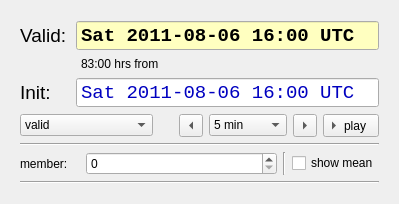
chrismile/met.3d, file src/gxfw/synccontrol.ui: the form before one commit.
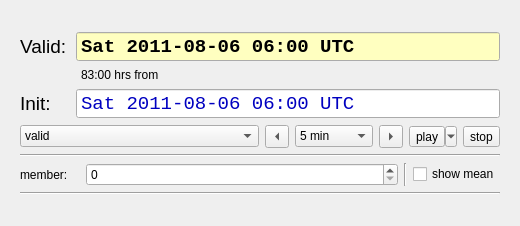
The form after the commit.

Commit message: sync control: time animation can now be customized; the user can control animation speed, range, direction and loop

The edit to the form file:
```diff
--- a/src/gxfw/synccontrol.ui
+++ b/src/gxfw/synccontrol.ui
@@ -6,8 +6,8 @@
    <rect>
     <x>0</x>
     <y>0</y>
-    <width>399</width>
-    <height>185</height>
+    <width>520</width>
+    <height>226</height>
    </rect>
   </property>
   <property name="sizePolicy">
@@ -132,7 +132,7 @@
           </property>
           <property name="dateTime">
            <datetime>
-            <hour>16</hour>
+            <hour>6</hour>
             <minute>0</minute>
             <second>0</second>
             <year>2011</year>
@@ -149,7 +149,7 @@
           </property>
           <property name="minimumDateTime">
            <datetime>
-            <hour>12</hour>
+            <hour>7</hour>
             <minute>0</minute>
             <second>0</second>
             <year>1999</year>
@@ -166,7 +166,7 @@
           </property>
           <property name="minimumTime">
            <time>
-            <hour>12</hour>
+            <hour>7</hour>
             <minute>0</minute>
             <second>0</second>
            </time>
@@ -314,7 +314,7 @@
           </property>
           <property name="dateTime">
            <datetime>
-            <hour>16</hour>
+            <hour>6</hour>
             <minute>0</minute>
             <second>0</second>
             <year>2011</year>
@@ -331,7 +331,7 @@
           </property>
           <property name="minimumDateTime">
            <datetime>
-            <hour>11</hour>
+            <hour>6</hour>
             <minute>0</minute>
             <second>0</second>
             <year>1999</year>
@@ -348,7 +348,7 @@
           </property>
           <property name="minimumTime">
            <time>
-            <hour>11</hour>
+            <hour>6</hour>
             <minute>0</minute>
             <second>0</second>
            </time>
@@ -391,22 +391,6 @@
           </item>
          </widget>
         </item>
-        <item>
-         <spacer name="horizontalSpacer_3">
-          <property name="orientation">
-           <enum>Qt::Horizontal</enum>
-          </property>
-          <property name="sizeType">
-           <enum>QSizePolicy::Minimum</enum>
-          </property>
-          <property name="sizeHint" stdset="0">
-           <size>
-            <width>20</width>
-            <height>20</height>
-           </size>
-          </property>
-         </spacer>
-        </item>
         <item>
          <widget class="QToolButton" name="timeBackwardButton">
           <property name="toolTip">
@@ -517,11 +501,27 @@
           <property name="checkable">
            <bool>true</bool>
           </property>
+          <property name="popupMode">
+           <enum>QToolButton::MenuButtonPopup</enum>
+          </property>
           <property name="toolButtonStyle">
            <enum>Qt::ToolButtonTextBesideIcon</enum>
           </property>
+          <property name="autoRaise">
+           <bool>false</bool>
+          </property>
           <property name="arrowType">
-           <enum>Qt::RightArrow</enum>
+           <enum>Qt::NoArrow</enum>
+          </property>
+         </widget>
+        </item>
+        <item>
+         <widget class="QToolButton" name="animationStopButton">
+          <property name="text">
+           <string>stop</string>
+          </property>
+          <property name="arrowType">
+           <enum>Qt::NoArrow</enum>
           </property>
          </widget>
         </item>
```
Left out of the diff: 4 changed lines with no effect on the pictures. The commit also changes 3 other files.
